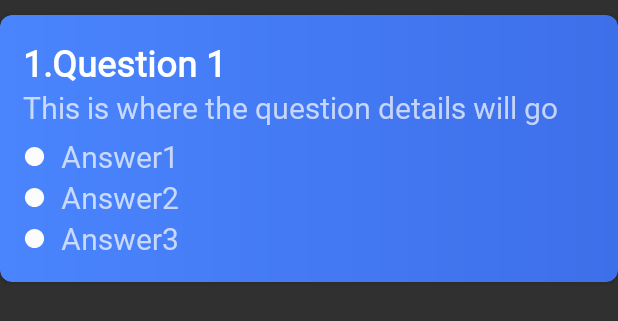
After one commit to Jordan-Anderson1/Enhanced_Learning_Experience, an Android app: the layout history_item_card.xml on its own in the app's theme, with its tools: preview values and no code run, on a phone screen of 412 x 824 dp. The commit adds this screen. Shown: the top 321 px of the screen. Run offline under Robolectric (Android 15) with nearby library versions, the phone set to English and light mode, and no system bars.

Commit message:
Complete history activity

```diff
--- /dev/null
+++ b/app/src/main/res/drawable/green_circle.xml
@@ -0,0 +1,5 @@
+<vector xmlns:android="http://schemas.android.com/apk/res/android" android:height="24dp" android:tint="#36C231" android:viewportHeight="24" android:viewportWidth="24" android:width="24dp">
+
+    <path android:fillColor="@android:color/white" android:pathData="M12,2C6.47,2 2,6.47 2,12s4.47,10 10,10 10,-4.47 10,-10S17.53,2 12,2z"/>
+
+</vector>
--- /dev/null
+++ b/app/src/main/res/drawable/plain_circle.xml
@@ -0,0 +1,5 @@
+<vector xmlns:android="http://schemas.android.com/apk/res/android" android:height="24dp" android:tint="#FCFCFC" android:viewportHeight="24" android:viewportWidth="24" android:width="24dp">
+
+    <path android:fillColor="@android:color/white" android:pathData="M12,2C6.47,2 2,6.47 2,12s4.47,10 10,10 10,-4.47 10,-10S17.53,2 12,2z"/>
+
+</vector>
--- /dev/null
+++ b/app/src/main/res/drawable/red_circle.xml
@@ -0,0 +1,5 @@
+<vector xmlns:android="http://schemas.android.com/apk/res/android" android:height="24dp" android:tint="#F83C3C" android:viewportHeight="24" android:viewportWidth="24" android:width="24dp">
+
+    <path android:fillColor="@android:color/white" android:pathData="M12,2C6.47,2 2,6.47 2,12s4.47,10 10,10 10,-4.47 10,-10S17.53,2 12,2z"/>
+
+</vector>
--- a/app/src/main/res/layout/activity_profile.xml
+++ b/app/src/main/res/layout/activity_profile.xml
@@ -161,7 +161,7 @@
 
                         <TextView
                             android:id="@+id/totalQuestionsAnsweredTextView"
-                            android:layout_width="match_parent"
+                            android:layout_width="wrap_content"
                             android:layout_height="wrap_content"
                             android:text="10"
                             android:textColor="@color/white"
--- /dev/null
+++ b/app/src/main/res/layout/history_item_card.xml
@@ -0,0 +1,105 @@
+<?xml version="1.0" encoding="utf-8"?>
+<androidx.cardview.widget.CardView xmlns:android="http://schemas.android.com/apk/res/android"
+    android:layout_width="match_parent"
+    android:layout_height="wrap_content"
+    xmlns:app="http://schemas.android.com/apk/res-auto"
+    android:layout_marginTop="10dp"
+    android:layout_marginBottom="10dp"
+    app:cardCornerRadius="8dp">
+
+    <LinearLayout
+        android:layout_width="match_parent"
+        android:layout_height="wrap_content"
+        android:background="@drawable/card_background"
+        android:orientation="vertical"
+        android:padding="15dp">
+
+        <TextView
+            android:id="@+id/questionNumberTextView"
+            android:layout_width="match_parent"
+            android:layout_height="wrap_content"
+            android:text="1.Question 1"
+            android:textColor="@color/white"
+            android:textSize="24sp"
+            android:textStyle="bold" />
+
+        <TextView
+            android:layout_width="match_parent"
+            android:layout_height="wrap_content"
+            android:text="This is where the question details will go"
+            android:textSize="20sp"
+            android:id="@+id/questionDetailsTextView"
+            android:layout_marginBottom="5dp"/>
+
+        <LinearLayout
+            android:layout_width="match_parent"
+            android:layout_height="wrap_content"
+            android:orientation="horizontal">
+
+            <ImageView
+                android:layout_width="15dp"
+                android:layout_height="15dp"
+                android:id="@+id/answerOneIndicator"
+                android:src="@drawable/plain_circle"
+                android:layout_gravity="center"/>
+
+            <TextView
+                android:layout_width="match_parent"
+                android:layout_height="wrap_content"
+                android:layout_gravity="center"
+                android:textSize="20sp"
+                android:text="Answer1"
+                android:layout_marginLeft="10dp"
+                android:id="@+id/answerOneTextView"/>
+
+        </LinearLayout>
+
+        <LinearLayout
+            android:layout_width="match_parent"
+            android:layout_height="wrap_content"
+            android:orientation="horizontal">
+
+            <ImageView
+                android:layout_width="15dp"
+                android:layout_height="15dp"
+                android:id="@+id/answerTwoIndicator"
+                android:src="@drawable/plain_circle"
+                android:layout_gravity="center"
+                />
+
+            <TextView
+                android:layout_width="match_parent"
+                android:layout_height="wrap_content"
+                android:layout_gravity="center"
+                android:textSize="20sp"
+                android:text="Answer2"
+                android:layout_marginLeft="10dp"
+                android:id="@+id/answerTwoTextView"/>
+
+        </LinearLayout>
+
+        <LinearLayout
+            android:layout_width="match_parent"
+            android:layout_height="wrap_content"
+            android:orientation="horizontal">
+
+            <ImageView
+                android:layout_width="15dp"
+                android:layout_height="15dp"
+                android:id="@+id/answerThreeIndicator"
+                android:src="@drawable/plain_circle"
+                android:layout_gravity="center"/>
+
+            <TextView
+                android:layout_width="match_parent"
+                android:layout_height="wrap_content"
+                android:layout_gravity="center"
+                android:textSize="20sp"
+                android:text="Answer3"
+                android:layout_marginLeft="10dp"
+                android:id="@+id/answerThreeTextView"/>
+
+        </LinearLayout>
+    </LinearLayout>
+
+</androidx.cardview.widget.CardView>
```
Also changed, not shown: app/src/main/java/com/example/learningexperience/HistoryActivity.java (+77 -0 lines), app/src/main/java/com/example/learningexperience/HistoryAdapter.java (added, +94 -0 lines), app/src/main/res/layout/activity_history.xml (+40 -0 lines).
